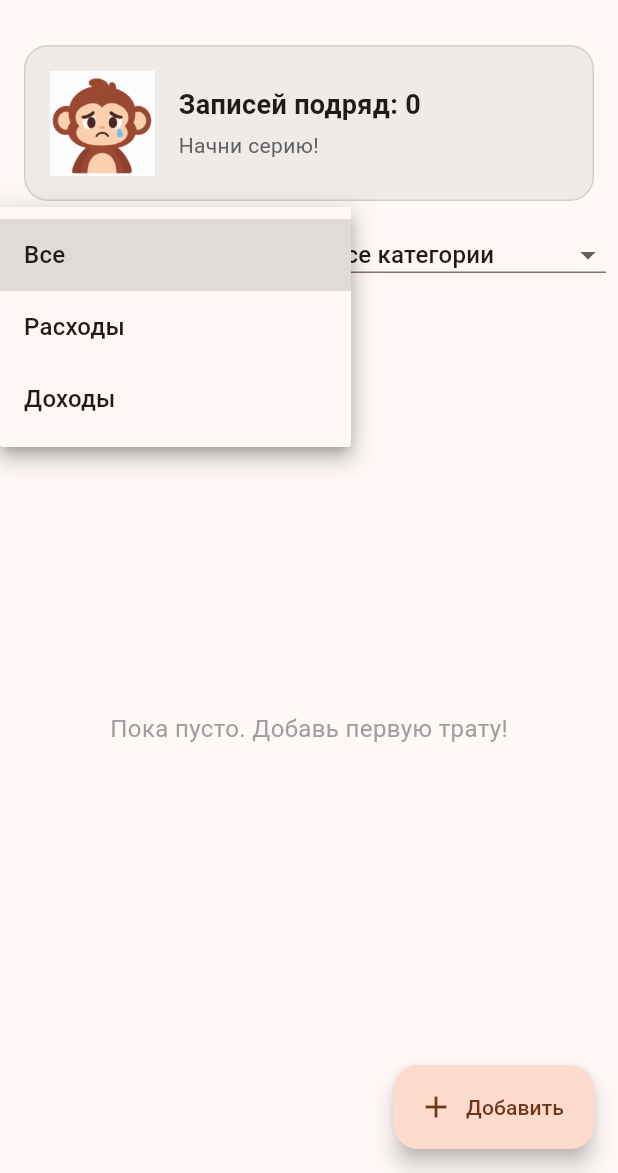
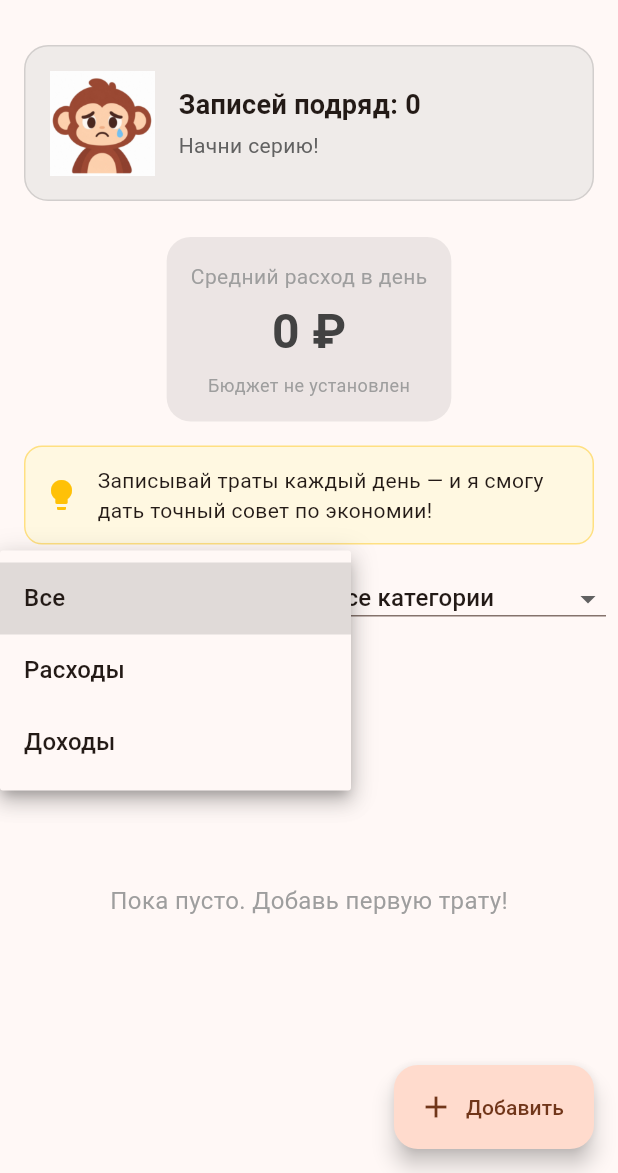
Before and after one commit to rinnlv/monkey_app, a Flutter app: the screen it shows after launch, after a tap on "Все", on a phone screen of 412 x 824 dp, the part 63-1236 px from its top. Run offline on Flutter 3.47's test engine with Material 3 defaults, Android fonts, the phone set to English and light mode, and no system bars; our stand-ins replace flutter_riverpod, flutter_svg, go_router, sqflite; accounts and stored records are empty.

Commit message:
этап 3: safe-to-spend, бюджеты, советы, шаблоны

```diff
--- a/lib/screens/home_screen.dart
+++ b/lib/screens/home_screen.dart
@@ -8,6 +8,10 @@ import '../providers/category_provider.dart';
 import '../providers/transaction_provider.dart';
 import '../widgets/transaction_tile.dart';
 import '../widgets/monkey_header.dart';
+import '../widgets/safe_to_spend_widget.dart';
+import '../widgets/budget_progress.dart';
+import '../widgets/monkey_advice.dart';
+import '../widgets/template_chips.dart';
 
 class HomeScreen extends ConsumerStatefulWidget {
   const HomeScreen({super.key});
@@ -40,8 +44,21 @@ class _HomeScreenState extends ConsumerState<HomeScreen> {
       ),
       body: Column(
         children: [
-          // Панель фильтров
+          // 1. Карточка мартышки со streak
           const MonkeyHeader(),
+
+          // 2. Главная цифра
+          const SafeToSpendWidget(),
+
+          // 3. Прогресс-бар бюджета
+          const BudgetProgress(),
+
+          // 4. Совет мартышки
+          const MonkeyAdvice(),
+
+          // 5. Шаблоны для быстрого ввода
+          const TemplateChips(),
+          const SizedBox(height: 8),
           Padding(
             padding: const EdgeInsets.all(8.0),
             child: Row(
--- a/lib/widgets/budget_progress.dart
+++ b/lib/widgets/budget_progress.dart
@@ -0,0 +1,64 @@
+import 'package:flutter/material.dart';
+import 'package:flutter_riverpod/flutter_riverpod.dart';
+import 'package:intl/intl.dart';
+import '../db/database_helper.dart';
+import '../providers/settings_provider.dart';
+
+class BudgetProgress extends ConsumerWidget {
+  const BudgetProgress({super.key});
+
+  @override
+  Widget build(BuildContext context, WidgetRef ref) {
+    final settingsAsync = ref.watch(settingsProvider);
+
+    return settingsAsync.when(
+      loading: () => const SizedBox(),
+      error: (e, st) => const SizedBox(),
+      data: (settings) {
+        final budget = double.tryParse(settings['budget_month'] ?? '0') ?? 0.0;
+        if (budget <= 0) return const SizedBox.shrink(); // Если бюджет не задан, ничего не показываем
+
+        return FutureBuilder<double>(
+          future: DatabaseHelper().getSpentThisMonth(),
+          builder: (context, snapshot) {
+            if (!snapshot.hasData) return const SizedBox();
+
+            final spent = snapshot.data!;
+            final percent = (spent / budget) * 100;
+
+            Color barColor = Colors.green;
+            if (percent >= 75 && percent <= 100) barColor = Colors.orange;
+            if (percent > 100) barColor = Colors.red;
+
+            return Padding(
+              padding: const EdgeInsets.symmetric(horizontal: 16, vertical: 8),
+              child: Column(
+                crossAxisAlignment: CrossAxisAlignment.start,
+                children: [
+                  Row(
+                    mainAxisAlignment: MainAxisAlignment.spaceBetween,
+                    children: [
+                      const Text('Бюджет месяца', style: TextStyle(fontWeight: FontWeight.bold)),
+                      Text(
+                        '${NumberFormat.currency(locale: 'ru', symbol: '₽', decimalDigits: 0).format(spent)} из ${NumberFormat.currency(locale: 'ru', symbol: '₽', decimalDigits: 0).format(budget)}',
+                        style: TextStyle(color: barColor, fontWeight: FontWeight.bold),
+                      ),
+                    ],
+                  ),
+                  const SizedBox(height: 4),
+                  LinearProgressIndicator(
+                    value: spent / budget,
+                    color: barColor,
+                    backgroundColor: Colors.grey.shade300,
+                    minHeight: 8,
+                    borderRadius: BorderRadius.circular(4),
+                  ),
+                ],
+              ),
+            );
+          },
+        );
+      },
+    );
+  }
+}
--- a/lib/widgets/monkey_advice.dart
+++ b/lib/widgets/monkey_advice.dart
@@ -0,0 +1,58 @@
+import 'package:flutter/material.dart';
+import 'package:flutter_riverpod/flutter_riverpod.dart';
+import '../db/database_helper.dart';
+import '../providers/settings_provider.dart';
+
+class MonkeyAdvice extends ConsumerWidget {
+  const MonkeyAdvice({super.key});
+
+  @override
+  Widget build(BuildContext context, WidgetRef ref) {
+    final settingsAsync = ref.watch(settingsProvider);
+
+    return settingsAsync.when(
+      loading: () => const SizedBox(),
+      error: (e, st) => const SizedBox(),
+      data: (settings) {
+        final streak = int.tryParse(settings['streak_count'] ?? '0') ?? 0;
+        final budget = double.tryParse(settings['budget_month'] ?? '0') ?? 0.0;
+
+        return FutureBuilder<double>(
+          future: DatabaseHelper().getSpentThisMonth(),
+          builder: (context, snapshot) {
+            if (!snapshot.hasData) return const SizedBox();
+            final spent = snapshot.data!;
+
+            String advice = _generateAdvice(streak, spent, budget);
+
+            return Container(
+              margin: const EdgeInsets.symmetric(horizontal: 16, vertical: 8),
+              padding: const EdgeInsets.all(12),
+              decoration: BoxDecoration(
+                color: Colors.amber.shade50,
+                borderRadius: BorderRadius.circular(12),
+                border: Border.all(color: Colors.amber.shade200),
+              ),
+              child: Row(
+                children: [
+                  const Icon(Icons.lightbulb, color: Colors.amber),
+                  const SizedBox(width: 12),
+                  Expanded(child: Text(advice, style: const TextStyle(fontSize: 14))),
+                ],
+              ),
+            );
+          },
+        );
+      },
+    );
+  }
+
+  String _generateAdvice(int streak, double spent, double budget) {
+    if (streak >= 7) return 'Больше недели без пропусков! Ты лучший финансист среди обезьян 🍌';
+    if (budget > 0 && spent > budget) return 'Бюджет месяца превышен на ${(spent - budget).toStringAsFixed(0)} ₽. Мартышка советует проверить траты.';
+    if (budget > 0 && spent > budget * 0.9) return 'Ты потратил 90% бюджета. Может, сварить кофе дома?';
+    if (streak >= 3) return '$streak дня подряд! Продолжай записывать траты, и я смогу дать точный прогноз.';
+
+    return 'Записывай траты каждый день — и я смогу дать точный совет по экономии!';
+  }
+}
--- a/lib/widgets/safe_to_spend_widget.dart
+++ b/lib/widgets/safe_to_spend_widget.dart
@@ -0,0 +1,75 @@
+import 'package:flutter/material.dart';
+import 'package:flutter_riverpod/flutter_riverpod.dart';
+import 'package:intl/intl.dart';
+import '../db/database_helper.dart';
+import '../providers/settings_provider.dart';
+
+class SafeToSpendWidget extends ConsumerWidget {
+  const SafeToSpendWidget({super.key});
+
+  @override
+  Widget build(BuildContext context, WidgetRef ref) {
+    final settingsAsync = ref.watch(settingsProvider);
+
+    return settingsAsync.when(
+      loading: () => const SizedBox(),
+      error: (e, st) => const SizedBox(),
+      data: (settings) {
+        final budget = double.tryParse(settings['budget_month'] ?? '0') ?? 0.0;
+
+        return FutureBuilder<double>(
+          future: DatabaseHelper().getSpentThisMonth(),
+          builder: (context, snapshot) {
+            if (!snapshot.hasData) return const SizedBox();
+            final spent = snapshot.data!;
+
+            final now = DateTime.now();
+            final lastDayOfMonth = DateTime(now.year, now.month + 1, 0).day;
+            final daysLeft = lastDayOfMonth - now.day + 1;
+
+            double safeAmount;
+            String label;
+            String subLabel;
+            Color textColor = Colors.green.shade800;
+
+            if (budget > 0) {
+              final remaining = budget - spent;
+              safeAmount = remaining / daysLeft;
+              label = 'Безопасно тратить в день';
+              subLabel = 'Осталось $daysLeft дней';
+              if (safeAmount < 0) textColor = Colors.red;
+            } else {
+              safeAmount = spent / now.day; // средний расход
+              label = 'Средний расход в день';
+              subLabel = 'Бюджет не установлен';
+              textColor = Colors.grey.shade800;
+            }
+
+            final formatter = NumberFormat.currency(locale: 'ru', symbol: '₽', decimalDigits: 0);
+
+            return Container(
+              margin: const EdgeInsets.symmetric(horizontal: 16, vertical: 8),
+              padding: const EdgeInsets.all(16),
+              decoration: BoxDecoration(
+                color: textColor.withOpacity(0.1),
+                borderRadius: BorderRadius.circular(16),
+              ),
+              child: Column(
+                children: [
+                  Text(label, style: const TextStyle(fontSize: 14, color: Colors.grey)),
+                  const SizedBox(height: 4),
+                  Text(
+                    safeAmount < 0 ? 'Бюджет превышен' : formatter.format(safeAmount),
+                    style: TextStyle(fontSize: 32, fontWeight: FontWeight.bold, color: textColor),
+                  ),
+                  const SizedBox(height: 4),
+                  Text(subLabel, style: const TextStyle(fontSize: 12, color: Colors.grey)),
+                ],
+              ),
+            );
+          },
+        );
+      },
+    );
+  }
+}
--- a/lib/widgets/template_chips.dart
+++ b/lib/widgets/template_chips.dart
@@ -0,0 +1,78 @@
+import 'package:flutter/material.dart';
+import 'package:flutter_riverpod/flutter_riverpod.dart';
+import 'package:intl/intl.dart';
+import '../db/database_helper.dart';
+import '../providers/transaction_provider.dart';
+
+class TemplateChips extends ConsumerStatefulWidget {
+  const TemplateChips({super.key});
+  @override
+  ConsumerState<TemplateChips> createState() => _TemplateChipsState();
+}
+
+class _TemplateChipsState extends ConsumerState<TemplateChips> {
+  List<Map<String, dynamic>> _templates = [];
+
+  @override
+  void initState() {
+    super.initState();
+    _loadTemplates();
+  }
+
+  Future<void> _loadTemplates() async {
+    final t = await DatabaseHelper().getAllTemplates();
+    if (mounted) setState(() => _templates = t);
+  }
+
+  @override
+  Widget build(BuildContext context) {
+    if (_templates.isEmpty) return const SizedBox.shrink();
+
+    return SizedBox(
+      height: 50,
+      child: ListView.separated(
+        scrollDirection: Axis.horizontal,
+        padding: const EdgeInsets.symmetric(horizontal: 16),
+        itemCount: _templates.length,
+        separatorBuilder: (_, __) => const SizedBox(width: 8),
+        itemBuilder: (context, index) {
+          final t = _templates[index];
+          return ActionChip(
+            label: Text('${t['name']} (${t['amount']} ₽)'),
+            onPressed: () => _addTransactionFromTemplate(t),
+          );
+        },
+      ),
+    );
+  }
+
+  void _addTransactionFromTemplate(Map<String, dynamic> template) {
+    showDialog(
+      context: context,
+      builder: (ctx) => AlertDialog(
+        title: const Text('Добавить трату?'),
+        content: Text('Добавить "${template['name']}" на сегодня?'),
+        actions: [
+          TextButton(onPressed: () => Navigator.pop(ctx), child: const Text('Отмена')),
+          TextButton(
+            onPressed: () async {
+              Navigator.pop(ctx);
+              await ref.read(transactionActionsProvider).add({
+                'amount': template['amount'],
+                'date': DateTime.now().toIso8601String().substring(0, 10),
+                'type': 'expense',
+                'category_id': template['category_id'],
+                'description': template['name'],
+                'created_at': DateTime.now().toIso8601String(),
+              });
+              if (context.mounted) {
+                ScaffoldMessenger.of(context).showSnackBar(const SnackBar(content: Text('Добавлено')));
+              }
+            },
+            child: const Text('Добавить'),
+          ),
+        ],
+      ),
+    );
+  }
+}
```
